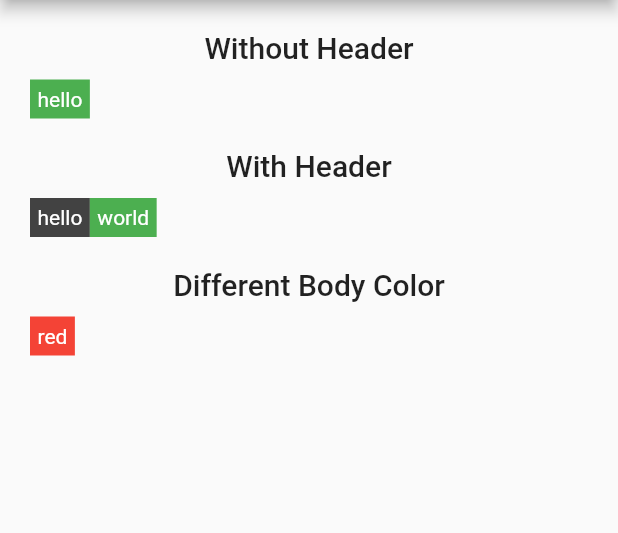
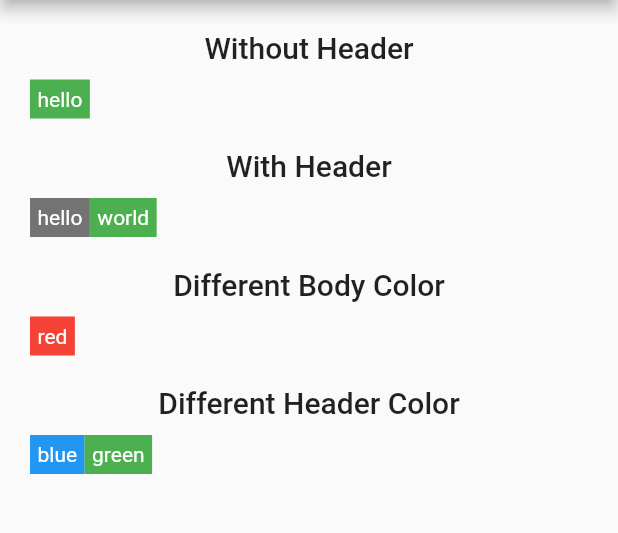
Before and after one commit to erayerdin/metabadge, a Flutter app: the screen it shows after launch, on a phone screen of 412 x 824 dp, the part 84-617 px from its top. Run offline on Flutter 3.47's test engine with Material 2 defaults, Android fonts, the phone set to English and light mode, and no system bars.

Commit message:
impled MetabadgeDecoration.headerColor

```diff
--- a/examples/project/lib/main.dart
+++ b/examples/project/lib/main.dart
@@ -65,6 +65,22 @@ const List<MetabadgeExample> examples = [
       ),
     ),
   ),
+  MetabadgeExample(
+    title: 'Different Header Color',
+    metabadge: Metabadge(
+      body: Text(
+        'green',
+        style: TextStyle(color: Colors.white),
+      ),
+      header: Text(
+        'blue',
+        style: TextStyle(color: Colors.white),
+      ),
+      decoration: MetabadgeDecoration(
+        headerColor: Colors.blue,
+      ),
+    ),
+  ),
 ];
 
 class HomePage extends StatelessWidget {
--- a/lib/src/metabadge.dart
+++ b/lib/src/metabadge.dart
@@ -24,6 +24,7 @@ class Metabadge extends StatelessWidget {
     this.header,
     this.decoration = const MetabadgeDecoration(
       bodyColor: Colors.green,
+      headerColor: Colors.black54,
     ),
     required this.body,
   }) : super(key: key);
@@ -35,7 +36,7 @@ class Metabadge extends StatelessWidget {
         if (header != null)
           Container(
             padding: const EdgeInsets.all(5),
-            color: const Color.fromRGBO(66, 66, 66, 1),
+            color: decoration.headerColor,
             child: header,
           ),
         Container(
@@ -49,9 +50,11 @@ class Metabadge extends StatelessWidget {
 }
 
 class MetabadgeDecoration {
-  final Color bodyColor;
+  final Color? bodyColor;
+  final Color? headerColor;
 
   const MetabadgeDecoration({
-    required this.bodyColor,
+    this.bodyColor = Colors.green,
+    this.headerColor = Colors.black54,
   });
 }
```
